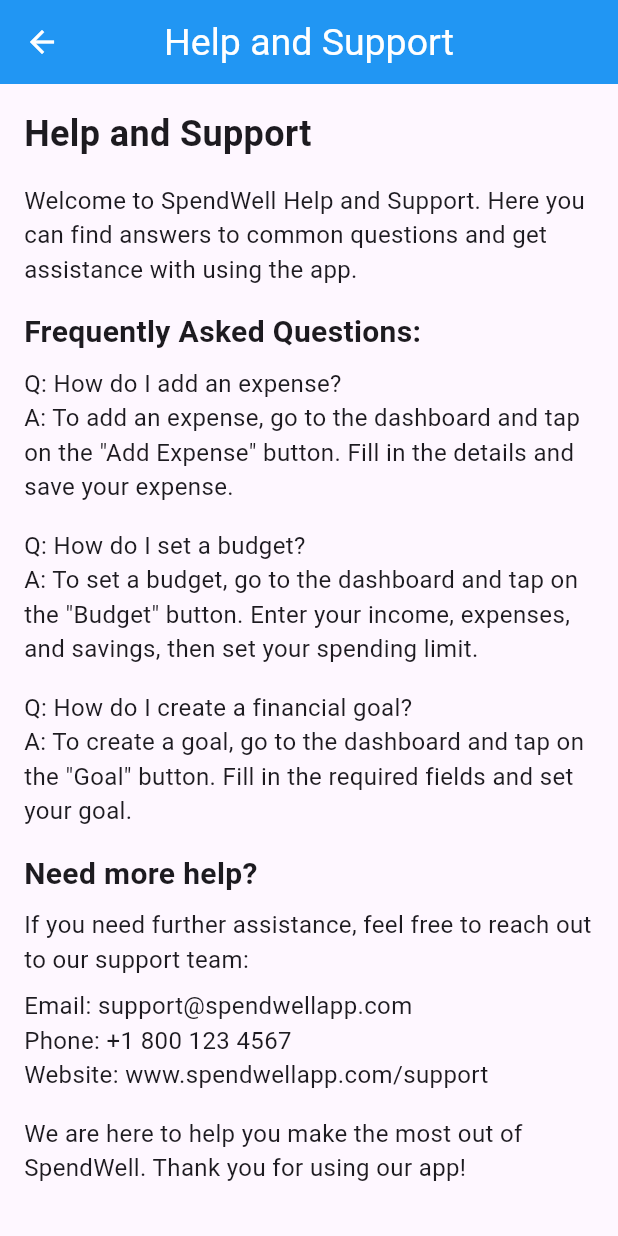
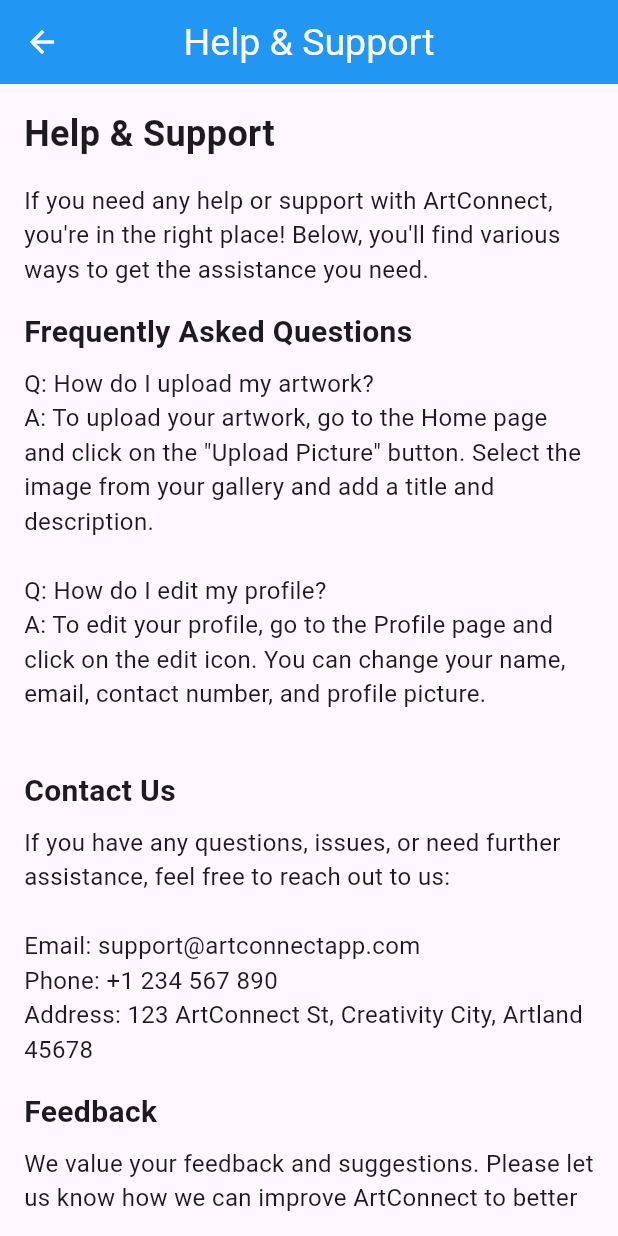
Before and after one commit to kidushailu/ArtShowcaseApp, a Flutter app: the HelpPage screen opened directly, on a phone screen of 412 x 824 dp. Run offline on Flutter 3.47's test engine with Material 3 defaults, Android fonts, the light colour scheme and no system bars; our stand-ins replace cloud_firestore, firebase_auth, firebase_core; accounts and stored records are empty.

Commit message:
Updated information to align with the app

```diff
--- a/art_showcase/lib/pages/about_page.dart
+++ b/art_showcase/lib/pages/about_page.dart
@@ -5,7 +5,7 @@
   Widget build(BuildContext context) {
     return Scaffold(
       appBar: AppBar(
-        title: const Text('About SpendWell'),
+        title: const Text('About'),
       ),
       body: const Padding(
         padding: EdgeInsets.all(16.0),
@@ -14,44 +14,39 @@
             crossAxisAlignment: CrossAxisAlignment.start,
             children: [
               Text(
-                'About SpendWell',
+                'About ArtConnect',
                 style: TextStyle(fontSize: 24, fontWeight: FontWeight.bold),
               ),
-              SizedBox(height: 16),
+              SizedBox(height: 16.0),
               Text(
-                'SpendWell is a comprehensive expense tracking application designed to help you manage your finances effectively. '
-                'With SpendWell, you can effortlessly record your expenses, set budgets, and create financial goals to ensure you stay on top of your financial health.',
+                'ArtConnect is a community-driven platform designed to connect artists and art enthusiasts from around the world. Our mission is to provide a space where creativity thrives, and artists can showcase their work, connect with other artists, and find inspiration.',
                 style: TextStyle(fontSize: 16),
               ),
-              SizedBox(height: 16),
+              SizedBox(height: 16.0),
               Text(
-                'Key Features:',
+                'Key Features',
                 style: TextStyle(fontSize: 20, fontWeight: FontWeight.bold),
               ),
-              SizedBox(height: 8),
+              SizedBox(height: 8.0),
               Text(
-                '• Add and categorize expenses with ease.\n'
-                '• Set and monitor budgets to control your spending.\n'
-                '• Create financial goals and track your progress.\n'
-                '• Gain insights into your spending habits with detailed summaries.\n'
-                '• Customize your profile and app settings to suit your preferences.',
+                '• Showcase your artwork: Upload and share your art with the community.\n'
+                '• Discover new artists: Explore artwork from artists around the globe.\n'
+                '• Connect with others: Follow your favorite artists and interact with their work.\n'
+                '• Personalized feed: Get updates and recommendations based on your interests.',
                 style: TextStyle(fontSize: 16),
               ),
-              SizedBox(height: 16),
+              SizedBox(height: 16.0),
               Text(
-                'Importance of SpendWell:',
+                'Contact Us',
                 style: TextStyle(fontSize: 20, fontWeight: FontWeight.bold),
               ),
-              SizedBox(height: 8),
+              SizedBox(height: 8.0),
               Text(
-                'Managing finances is crucial for achieving financial stability and achieving your long-term goals. SpendWell empowers you to take control of your money by providing a clear and organized view of your financial activities. '
-                'By using SpendWell, you can identify areas where you can save money, avoid unnecessary expenses, and make informed financial decisions.',
+                'If you have any questions, feedback, or need assistance, feel free to reach out to us:\n\n'
+                'Email: support@artconnectapp.com\n'
+                'Phone: +1 234 567 890\n'
+                'Address: 123 ArtConnect St, Creativity City, Artland 45678',
                 style: TextStyle(fontSize: 16),
-              ),
-              SizedBox(height: 16),
-              Text(
-                'Start using SpendWell today and take the first step towards financial freedom!',
-                style: TextStyle(fontSize: 16, fontWeight: FontWeight.bold),
               ),
             ],
           ),
--- a/art_showcase/lib/pages/help_page.dart
+++ b/art_showcase/lib/pages/help_page.dart
@@ -5,7 +5,7 @@
   Widget build(BuildContext context) {
     return Scaffold(
       appBar: AppBar(
-        title: const Text('Help and Support'),
+        title: const Text('Help & Support'),
       ),
       body: const Padding(
         padding: EdgeInsets.all(16.0),
@@ -14,55 +14,51 @@
             crossAxisAlignment: CrossAxisAlignment.start,
             children: [
               Text(
-                'Help and Support',
+                'Help & Support',
                 style: TextStyle(fontSize: 24, fontWeight: FontWeight.bold),
               ),
-              SizedBox(height: 16),
+              SizedBox(height: 16.0),
               Text(
-                'Welcome to SpendWell Help and Support. Here you can find answers to common questions and get assistance with using the app.',
+                'If you need any help or support with ArtConnect, you\'re in the right place! Below, you\'ll find various ways to get the assistance you need.',
                 style: TextStyle(fontSize: 16),
               ),
-              SizedBox(height: 16),
+              SizedBox(height: 16.0),
               Text(
-                'Frequently Asked Questions:',
+                'Frequently Asked Questions',
                 style: TextStyle(fontSize: 20, fontWeight: FontWeight.bold),
               ),
-              SizedBox(height: 8),
+              SizedBox(height: 8.0),
               Text(
-                'Q: How do I add an expense?\n'
-                'A: To add an expense, go to the dashboard and tap on the "Add Expense" button. Fill in the details and save your expense.',
+                'Q: How do I upload my artwork?\n'
+                'A: To upload your artwork, go to the Home page and click on the "Upload Picture" button. Select the image from your gallery and add a title and description.\n',
                 style: TextStyle(fontSize: 16),
               ),
-              SizedBox(height: 16),
               Text(
-                'Q: How do I set a budget?\n'
-                'A: To set a budget, go to the dashboard and tap on the "Budget" button. Enter your income, expenses, and savings, then set your spending limit.',
+                'Q: How do I edit my profile?\n'
+                'A: To edit your profile, go to the Profile page and click on the edit icon. You can change your name, email, contact number, and profile picture.\n',
                 style: TextStyle(fontSize: 16),
               ),
-              SizedBox(height: 16),
+              SizedBox(height: 16.0),
               Text(
-                'Q: How do I create a financial goal?\n'
-                'A: To create a goal, go to the dashboard and tap on the "Goal" button. Fill in the required fields and set your goal.',
+                'Contact Us',
+                style: TextStyle(fontSize: 20, fontWeight: FontWeight.bold),
+              ),
+              SizedBox(height: 8.0),
+              Text(
+                'If you have any questions, issues, or need further assistance, feel free to reach out to us:\n\n'
+                'Email: support@artconnectapp.com\n'
+                'Phone: +1 234 567 890\n'
+                'Address: 123 ArtConnect St, Creativity City, Artland 45678',
                 style: TextStyle(fontSize: 16),
               ),
-              SizedBox(height: 16),
+              SizedBox(height: 16.0),
               Text(
-                'Need more help?',
+                'Feedback',
                 style: TextStyle(fontSize: 20, fontWeight: FontWeight.bold),
               ),
-              SizedBox(height: 8),
+              SizedBox(height: 8.0),
               Text(
-                'If you need further assistance, feel free to reach out to our support team:',
-                style: TextStyle(fontSize: 16),
-              ),
-              SizedBox(height: 8),
-              Text(
-                'Email: support@spendwellapp.com\nPhone: +1 800 123 4567\nWebsite: www.spendwellapp.com/support',
-                style: TextStyle(fontSize: 16),
-              ),
-              SizedBox(height: 16),
-              Text(
-                'We are here to help you make the most out of SpendWell. Thank you for using our app!',
+                'We value your feedback and suggestions. Please let us know how we can improve ArtConnect to better serve you.',
                 style: TextStyle(fontSize: 16),
               ),
             ],
--- a/art_showcase/lib/pages/privacy_security_page.dart
+++ b/art_showcase/lib/pages/privacy_security_page.dart
@@ -31,7 +31,7 @@
               ),
               SizedBox(height: 8),
               Text(
-                'We collect personal information that you provide to us directly, such as when you create an account, add expenses, set budgets, and create goals. This information is used to personalize your experience and provide you with the best service possible.',
+                'We collect personal information that you provide to us directly, such as when you create an account, upload artworks, send messages, and provide feedback. This information is used to personalize your experience and provide you with the best service possible.',
                 style: TextStyle(fontSize: 16),
               ),
               SizedBox(height: 16),
@@ -61,7 +61,7 @@
               ),
               SizedBox(height: 8),
               Text(
-                'By using our app, you consent to our privacy policy. If you have any questions about this policy, please contact us at support@spendwellapp.com.',
+                'By using our app, you consent to our privacy policy. If you have any questions about this policy, please contact us at support@artconnectapp.com.',
                 style: TextStyle(fontSize: 16),
               ),
               SizedBox(height: 16),
@@ -81,7 +81,7 @@
               ),
               SizedBox(height: 8),
               Text(
-                'If you have any questions or concerns about our privacy and security policies, please contact us at:\nEmail: support@spendwellapp.com\nPhone: +1 800 123 4567',
+                'If you have any questions or concerns about our privacy and security policies, please contact us at:\nEmail: support@artconnectapp.com\nPhone: +1 234 567 890',
                 style: TextStyle(fontSize: 16),
               ),
             ],
```
